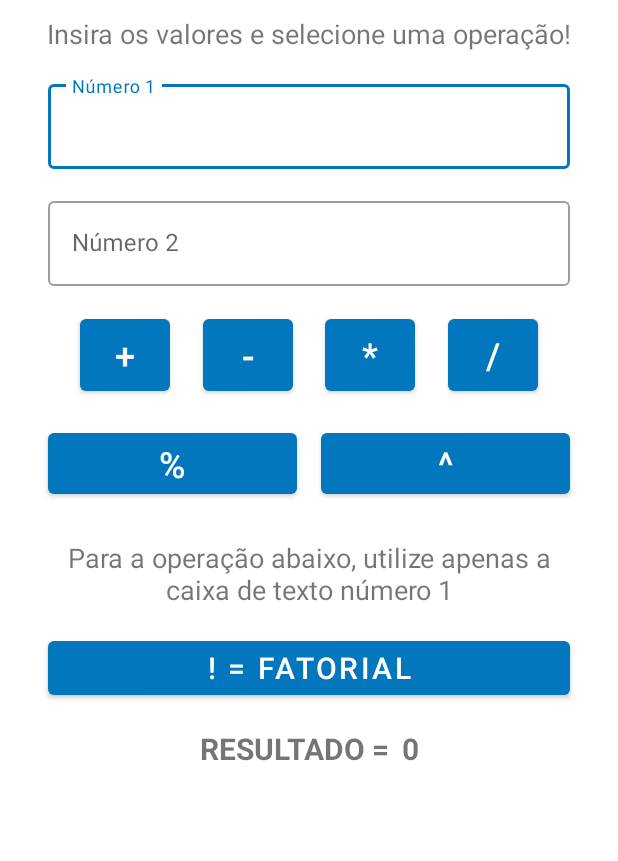
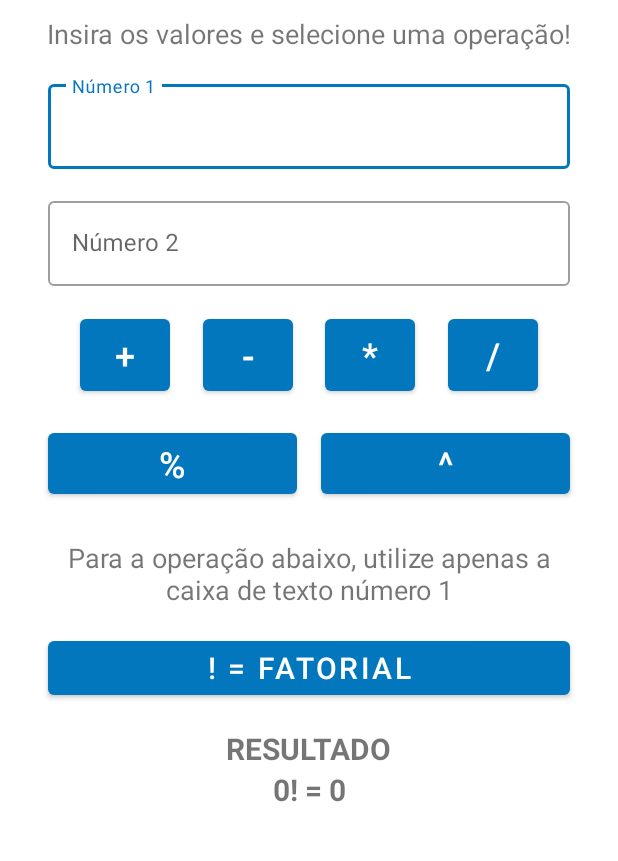
Before and after one commit to 0603Adriano/calculadora-basica, an Android app: the screen it shows after launch (MainActivity), after a tap on "! = FATORIAL", on a phone screen of 412 x 824 dp, the part 193-1054 px from its top. Run offline under Robolectric (Android 15) with nearby library versions, the phone set to English and light mode, and no system bars; 1 statement that could not run was skipped.

Commit message:
Update factorial operation and layout

```diff
--- a/app/src/main/java/com/adrianomartins/calculadora/MainActivity.kt
+++ b/app/src/main/java/com/adrianomartins/calculadora/MainActivity.kt
@@ -78,12 +78,14 @@ class MainActivity : AppCompatActivity() {
         }
 
         btnFatorial.setOnClickListener {
-            var n1: Int = "${num1.text}".toInt()
+            val n1: Int = "${num1.text}".toInt()
+            var valor = n1
 
-            for (i in n1 - 1 downTo 1) n1 *= i
-            var resultado: Int = n1
+            for (i in valor - 1 downTo 1) valor *= i
 
-            exibirResultado(resultado.toString())
+            val resultado = "$n1! = $valor"
+
+            exibirResultado(resultado)
         }
     }
 
--- a/app/src/main/res/layout/activity_main.xml
+++ b/app/src/main/res/layout/activity_main.xml
@@ -147,10 +147,10 @@
         android:layout_width="wrap_content"
         android:layout_height="wrap_content"
         android:layout_marginTop="16dp"
-        android:text="RESULTADO ="
+        android:text="RESULTADO"
         android:textSize="20sp"
         android:textStyle="bold"
-        app:layout_constraintEnd_toStartOf="@+id/txtResultado"
+        app:layout_constraintEnd_toEndOf="parent"
         app:layout_constraintHorizontal_bias="0.5"
         app:layout_constraintHorizontal_chainStyle="packed"
         app:layout_constraintStart_toStartOf="parent"
@@ -160,16 +160,11 @@
         android:id="@+id/txtResultado"
         android:layout_width="wrap_content"
         android:layout_height="wrap_content"
-        android:layout_marginStart="8dp"
-        android:layout_marginLeft="8dp"
-        android:layout_marginTop="16dp"
-        android:text="0"
         android:textSize="20sp"
         android:textStyle="bold"
         app:layout_constraintEnd_toEndOf="parent"
-        app:layout_constraintHorizontal_bias="0.5"
-        app:layout_constraintStart_toEndOf="@+id/textView3"
-        app:layout_constraintTop_toBottomOf="@+id/btnFatorar" />
+        app:layout_constraintStart_toStartOf="parent"
+        app:layout_constraintTop_toBottomOf="@+id/textView3" />
 
     <Button
         android:id="@+id/btnFatorar"
```
